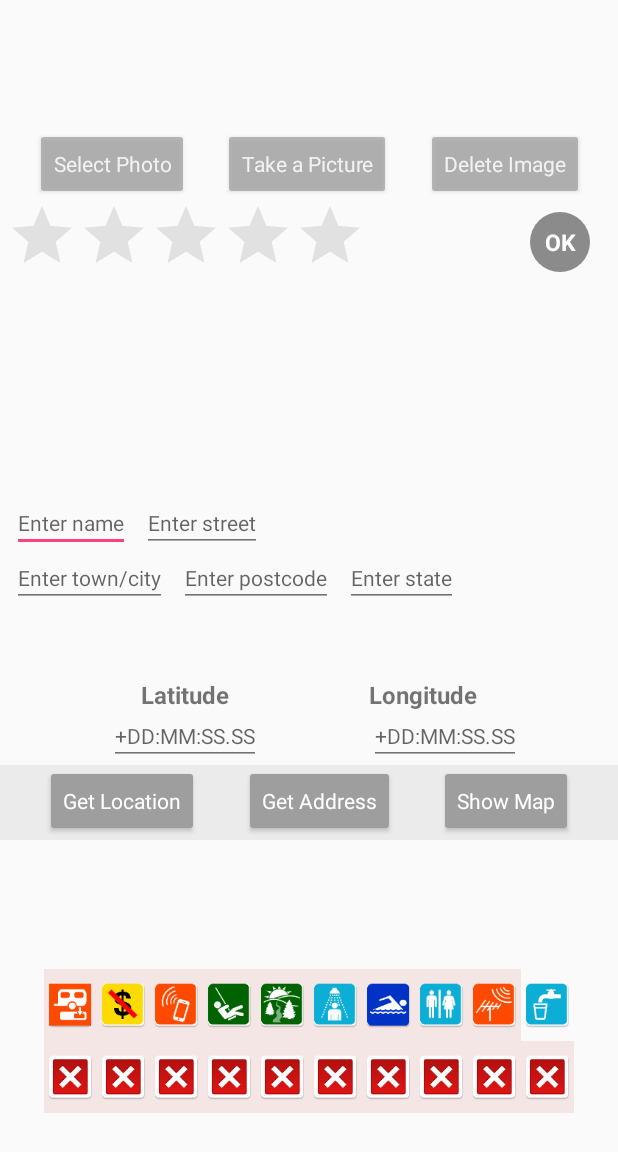
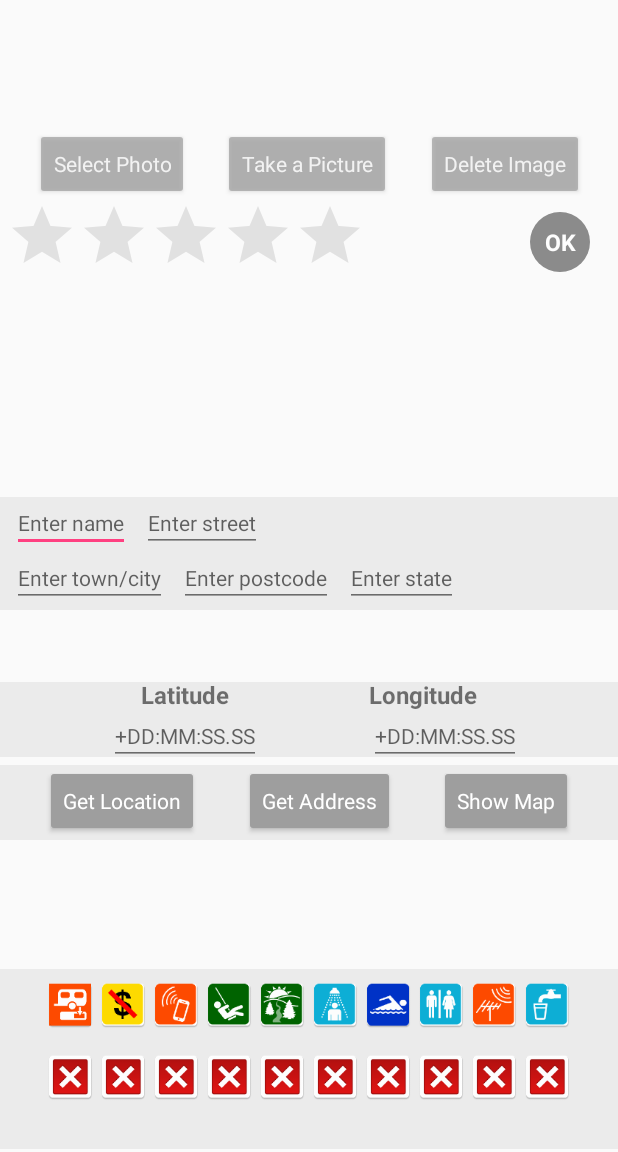
Before and after one commit to vonkratzmann/Camps, an Android app: the screen it shows after launch once a user with an empty profile is signed in (AddOrEditSiteActivity), after a tap on an icon or button, on a phone screen of 412 x 824 dp, the part 84-1236 px from its top. Run offline under Robolectric (Android 15) with nearby library versions, the phone set to English and light mode, and no system bars; our stand-ins replace Firebase (no records; nobody signed in at launch, a user with empty details on screens opened directly); pictures from the network do not load.

Commit message:
Backup while updating add edit site

```diff
--- a/app/src/main/java/au/com/mysites/camps/ui/AddOrEditSiteActivity.java
+++ b/app/src/main/java/au/com/mysites/camps/ui/AddOrEditSiteActivity.java
@@ -1158,7 +1158,7 @@ public class AddOrEditSiteActivity extends AppCompatActivity implements
      * Set up a text watcher to monitor if the EditText fields have changed.
      * <p>
      * Clear the hint: if the hint char count is longer than the entered character count,
-     * then the field width is too wide, as the field width is that of the hint.
+     * then the field width is too wide, as the field width is set to that of the hint.
      */
     @Override
     public void beforeTextChanged(CharSequence s, int start, int count, int after) {
--- a/app/src/main/java/au/com/mysites/camps/ui/MainActivity.java
+++ b/app/src/main/java/au/com/mysites/camps/ui/MainActivity.java
@@ -83,7 +83,7 @@ public class MainActivity extends AppCompatActivity implements
         // Views
         mStatusTextView = findViewById(R.id.main_status);
         mDetailTextView = findViewById(R.id.main_detail);
-        mProfilePhotoImageView = findViewById(R.id.main_background_imageView);
+        mProfilePhotoImageView = findViewById(R.id.main_map_imageView);
 
         // Progress Dialog
         mProgressDialog = new ProgressDialog(this);
--- a/app/src/main/res/layout/activity_main.xml
+++ b/app/src/main/res/layout/activity_main.xml
@@ -106,7 +106,7 @@
         app:layout_constraintTop_toTopOf="@+id/guideline_buttons"/>
 
     <ImageView
-        android:id="@+id/main_background_imageView"
+        android:id="@+id/main_map_imageView"
         android:layout_width="match_parent"
         android:layout_height="300dp"
         android:background="@color/grey_300"
--- a/app/src/main/res/layout/activity_site_add_edit.xml
+++ b/app/src/main/res/layout/activity_site_add_edit.xml
@@ -116,6 +116,17 @@
         app:layout_constraintTop_toTopOf="@+id/guidelinesitename"
         app:srcCompat="@mipmap/ic_launcher"/>
 
+    <ImageView
+        android:id="@+id/main_site_info_imageView"
+        android:layout_width="match_parent"
+        android:layout_height="75dp"
+        android:background="@color/grey_200"
+        android:contentDescription="@null"
+        app:layout_constraintEnd_toEndOf="parent"
+        app:layout_constraintStart_toStartOf="parent"
+        app:layout_constraintTop_toTopOf="@+id/add_site_name_text"/>
+
+
     <EditText
         android:id="@+id/add_site_name_text"
         style="@style/AppTheme.TextEntry"
@@ -161,6 +172,16 @@
         android:hint="@string/add_edit_site_state_hint"
         app:layout_constraintStart_toEndOf="@+id/add_site_postcode_text"
         app:layout_constraintTop_toTopOf="@+id/add_site_city_text"/>
+
+    <ImageView
+        android:id="@+id/main_lat_long_imageView"
+        android:layout_width="match_parent"
+        android:layout_height="50dp"
+        android:background="@color/grey_200"
+        android:contentDescription="@null"
+        app:layout_constraintEnd_toEndOf="parent"
+        app:layout_constraintStart_toStartOf="parent"
+        app:layout_constraintTop_toTopOf="@+id/add_site_map_latitude_heading"/>
 
     <TextView
         android:id="@+id/add_site_map_latitude_heading"
@@ -217,7 +238,7 @@
         app:layout_constraintTop_toBottomOf="@+id/add_site_map_longitude_heading"/>
 
     <ImageView
-        android:id="@+id/main_background_imageView"
+        android:id="@+id/main_map_imageView"
         android:layout_width="match_parent"
         android:layout_height="50dp"
         android:background="@color/grey_200"
@@ -264,10 +285,19 @@
         app:layout_constraintTop_toBottomOf="@+id/add_site_map_coordinates_long"/>
 
     <ImageView
+        android:id="@+id/main_facilities_imageView"
+        android:layout_width="match_parent"
+        android:layout_height="120dp"
+        android:background="@color/grey_200"
+        android:contentDescription="@null"
+        app:layout_constraintEnd_toEndOf="parent"
+        app:layout_constraintStart_toStartOf="parent"
+        app:layout_constraintTop_toTopOf="@+id/dumppoint"/>
+
+    <ImageView
         android:id="@+id/dumppoint"
         android:layout_width="35dp"
         android:layout_height="wrap_content"
-        android:background="#FFF5E6E6"
         android:contentDescription="@string/dumppoint"
         android:src="@mipmap/dumppoint"
         app:layout_constraintBottom_toTopOf="@+id/site_details_guideline_facilities"
@@ -279,7 +309,6 @@
         android:id="@+id/dumppointpresent"
         android:layout_width="35dp"
         android:layout_height="wrap_content"
-        android:background="#FFF5E6E6"
         android:contentDescription="@string/dumppoint"
         android:src="@mipmap/cross"
         app:layout_constraintEnd_toStartOf="@+id/freepresent"
@@ -291,7 +320,6 @@
         android:id="@+id/free"
         android:layout_width="35dp"
         android:layout_height="wrap_content"
-        android:background="#FFF5E6E6"
         android:contentDescription="@string/free"
         android:src="@mipmap/free"
         app:layout_constraintBottom_toTopOf="@+id/site_details_guideline_facilities"
@@ -303,7 +331,6 @@
         android:id="@+id/freepresent"
         android:layout_width="35dp"
         android:layout_height="wrap_content"
-        android:background="#FFF5E6E6"
         android:contentDescription="@string/free"
         android:src="@mipmap/cross"
         app:layout_constraintEnd_toStartOf="@+id/mobilepresent"
@@ -315,7 +342,6 @@
         android:id="@+id/mobile"
         android:layout_width="35dp"
         android:layout_height="wrap_content"
-        android:background="#FFF5E6E6"
         android:contentDescription="@string/mobile"
         android:src="@mipmap/mobile"
         app:layout_constraintBottom_toTopOf="@+id/site_details_guideline_facilities"
@@ -327,7 +353,6 @@
         android:id="@+id/mobilepresent"
         android:layout_width="35dp"
         android:layout_height="wrap_content"
-        android:background="#FFF5E6E6"
         android:contentDescription="@string/mobile"
         android:src="@mipmap/cross"
         app:layout_constraintEnd_toStartOf="@+id/playequipmentpresent"
@@ -339,7 +364,6 @@
         android:id="@+id/playequipment"
         android:layout_width="35dp"
         android:layout_height="wrap_content"
-        android:background="#FFF5E6E6"
         android:contentDescription="@string/playequipment"
         android:src="@mipmap/playequipment"
         app:layout_constraintBottom_toTopOf="@+id/site_details_guideline_facilities"
@@ -351,7 +375,6 @@
         android:id="@+id/playequipmentpresent"
         android:layout_width="35dp"
         android:layout_height="wrap_content"
-        android:background="#FFF5E6E6"
         android:contentDescription="@string/playequipment"
         android:src="@mipmap/cross"
         app:layout_constraintEnd_toStartOf="@+id/scenicpresent"
@@ -363,7 +386,6 @@
         android:id="@+id/scenic"
         android:layout_width="35dp"
         android:layout_height="wrap_content"
-        android:background="#FFF5E6E6"
         android:contentDescription="@string/scenic"
         android:src="@mipmap/scenic"
         app:layout_constraintBottom_toTopOf="@+id/site_details_guideline_facilities"
@@ -375,7 +397,6 @@
         android:id="@+id/scenicpresent"
         android:layout_width="35dp"
         android:layout_height="wrap_content"
-        android:background="#FFF5E6E6"
         android:contentDescription="@string/scenic"
         android:src="@mipmap/cross"
         app:layout_constraintEnd_toStartOf="@+id/showerspresent"
@@ -387,7 +408,6 @@
         android:id="@+id/showers"
         android:layout_width="35dp"
         android:layout_height="wrap_content"
-        android:background="#FFF5E6E6"
         android:contentDescription="@string/showers"
         android:src="@mipmap/shower"
         app:layout_constraintBottom_toTopOf="@+id/site_details_guideline_facilities"
@@ -399,7 +419,6 @@
         android:id="@+id/showerspresent"
         android:layout_width="35dp"
         android:layout_height="wrap_content"
-        android:background="#FFF5E6E6"
         android:contentDescription="@string/showers"
         android:src="@mipmap/cross"
         app:layout_constraintEnd_toStartOf="@+id/swimmingpresent"
@@ -411,7 +430,6 @@
         android:id="@+id/swimming"
         android:layout_width="35dp"
         android:layout_height="wrap_content"
-        android:background="#FFF5E6E6"
         android:contentDescription="@string/swimming"
         android:src="@mipmap/swimming"
         app:layout_constraintBottom_toTopOf="@+id/site_details_guideline_facilities"
@@ -423,7 +441,6 @@
         android:id="@+id/swimmingpresent"
         android:layout_width="35dp"
         android:layout_height="wrap_content"
-        android:background="#FFF5E6E6"
         android:contentDescription="@string/swimming"
         android:src="@mipmap/cross"
         app:layout_constraintEnd_toStartOf="@+id/toiletspresent"
@@ -435,7 +452,6 @@
         android:id="@+id/toilets"
         android:layout_width="35dp"
         android:layout_height="wrap_content"
-        android:background="#FFF5E6E6"
         android:contentDescription="@string/toilets"
         android:src="@mipmap/toilets"
         app:layout_constraintBottom_toTopOf="@+id/site_details_guideline_facilities"
@@ -447,7 +463,6 @@
         android:id="@+id/toiletspresent"
         android:layout_width="35dp"
         android:layout_height="wrap_content"
-        android:background="#FFF5E6E6"
         android:contentDescription="@string/toilets"
         android:src="@mipmap/cross"
         app:layout_constraintEnd_toStartOf="@+id/tvreceptionpresent"
@@ -459,7 +474,6 @@
         android:id="@+id/tvreception"
         android:layout_width="35dp"
         android:layout_height="wrap_content"
-        android:background="#FFF5E6E6"
         android:contentDescription="@string/tvreception"
         android:src="@mipmap/tvreception"
         app:layout_constraintBottom_toTopOf="@+id/site_details_guideline_facilities"
@@ -471,7 +485,6 @@
         android:id="@+id/tvreceptionpresent"
         android:layout_width="35dp"
         android:layout_height="wrap_content"
-        android:background="#FFF5E6E6"
         android:contentDescription="@string/tvreception"
         android:src="@mipmap/cross"
         app:layout_constraintEnd_toStartOf="@+id/waterpresent"
@@ -494,7 +507,6 @@
         android:id="@+id/waterpresent"
         android:layout_width="35dp"
         android:layout_height="wrap_content"
-        android:background="#FFF5E6E6"
         android:contentDescription="@string/water"
         android:src="@mipmap/cross"
         app:layout_constraintEnd_toEndOf="parent"
```
